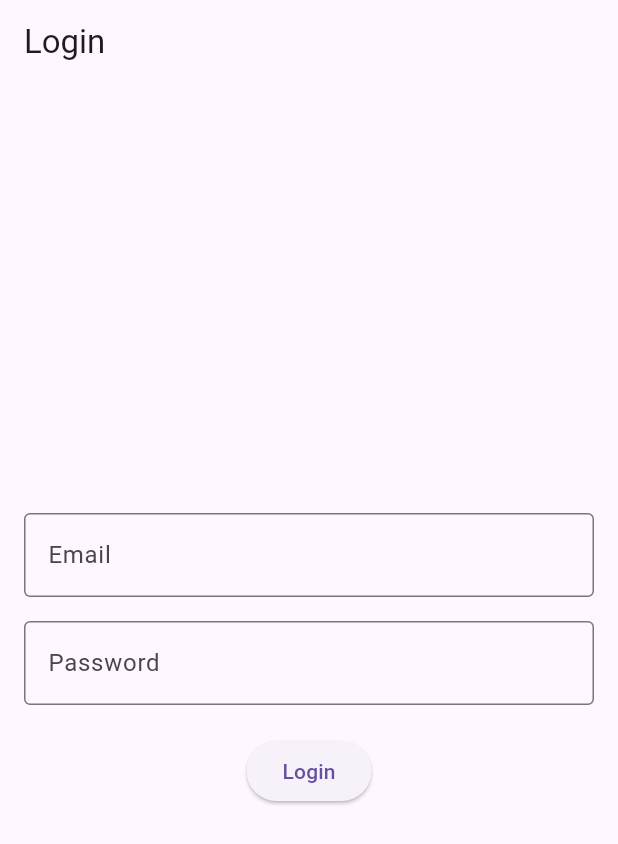
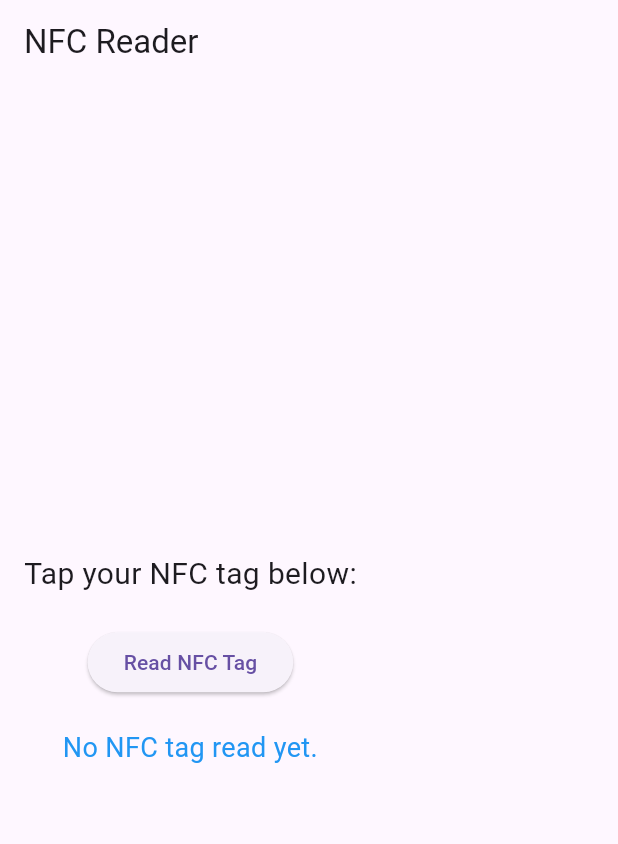
Before and after one commit to MaedaKenji/Protel-ternaknesia, a Flutter app: the screen it shows after launch, on a phone screen of 412 x 824 dp. Shown: the top 844 px of the screen. Run offline on Flutter 3.47's test engine with Material 3 defaults, Android fonts, the phone set to English and light mode, and no system bars; missing offline and left inert: flutter_nfc_kit.

Commit message:
read nfc, need actual device to test

```diff
--- a/lib/main.dart
+++ b/lib/main.dart
@@ -1,5 +1,5 @@
 import 'package:flutter/material.dart';
-import 'screens/login_screen.dart';
+import 'package:ternaknesia/screens/nfc_screen.dart';
 
 void main() {
   runApp(const MyApp());
@@ -14,7 +14,7 @@ class MyApp extends StatelessWidget {
       theme: ThemeData(
         primarySwatch: Colors.blue,
       ),
-      home: const LoginScreen(), // Set LoginScreen sebagai halaman utama
+      home: const NfcScreen(), // Set LoginScreen sebagai halaman utama
     );
   }
 }
--- /dev/null
+++ b/lib/screens/nfc_screen.dart
@@ -0,0 +1,65 @@
+import 'package:flutter/material.dart';
+import 'package:flutter_nfc_kit/flutter_nfc_kit.dart';
+
+class NfcScreen extends StatefulWidget {
+  const NfcScreen({super.key});
+
+  @override
+  _NfcScreenState createState() => _NfcScreenState();
+}
+
+class _NfcScreenState extends State<NfcScreen> {
+  String _nfcData = "No NFC tag read yet.";
+
+  // Function to start NFC reading
+  Future<void> _readNfcTag() async {
+    try {
+      // Start NFC session
+      NFCTag tag = await FlutterNfcKit.poll();
+
+      // Process NFC data (Example: reading UID)
+      setState(() {
+        _nfcData = 'NFC Tag found: ${tag.id}';
+      });
+
+      // End NFC session
+      await FlutterNfcKit.finish();
+    } catch (e) {
+      setState(() {
+        _nfcData = 'Error reading NFC: $e';
+      });
+    }
+  }
+
+  @override
+  Widget build(BuildContext context) {
+    return Scaffold(
+      appBar: AppBar(
+        title: const Text('NFC Reader'),
+      ),
+      body: Padding(
+        padding: const EdgeInsets.all(16.0),
+        child: Column(
+          mainAxisAlignment: MainAxisAlignment.center,
+          children: <Widget>[
+            const Text(
+              'Tap your NFC tag below:',
+              style: TextStyle(fontSize: 20),
+            ),
+            const SizedBox(height: 20),
+            ElevatedButton(
+              onPressed: _readNfcTag,
+              child: const Text('Read NFC Tag'),
+            ),
+            const SizedBox(height: 20),
+            Text(
+              _nfcData,
+              textAlign: TextAlign.center,
+              style: const TextStyle(fontSize: 18, color: Colors.blue),
+            ),
+          ],
+        ),
+      ),
+    );
+  }
+}
--- a/pubspec.yaml
+++ b/pubspec.yaml
@@ -38,6 +38,7 @@ dependencies:
   # The following adds the Cupertino Icons font to your application.
   # Use with the CupertinoIcons class for iOS style icons.
   cupertino_icons: ^1.0.8
+  flutter_nfc_kit: ^3.5.2
 
 dev_dependencies:
   flutter_test:
```
Also changed, not shown: pubspec.lock, 2 other files.
